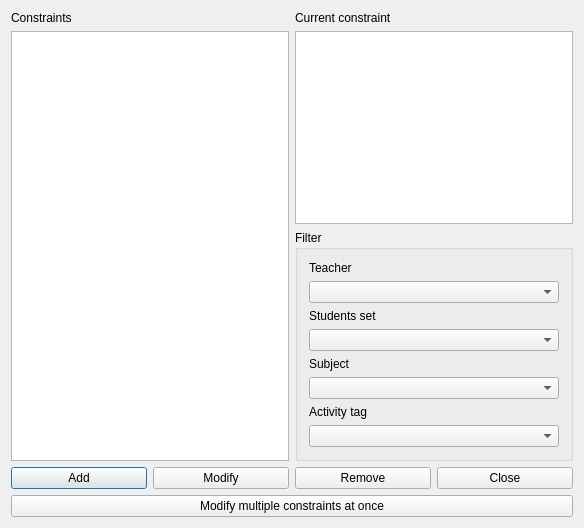
Qt form fet/src/interface/constraintmindaysbetweenactivitiesform_template.ui (vonmecheln/fet) before a commit.
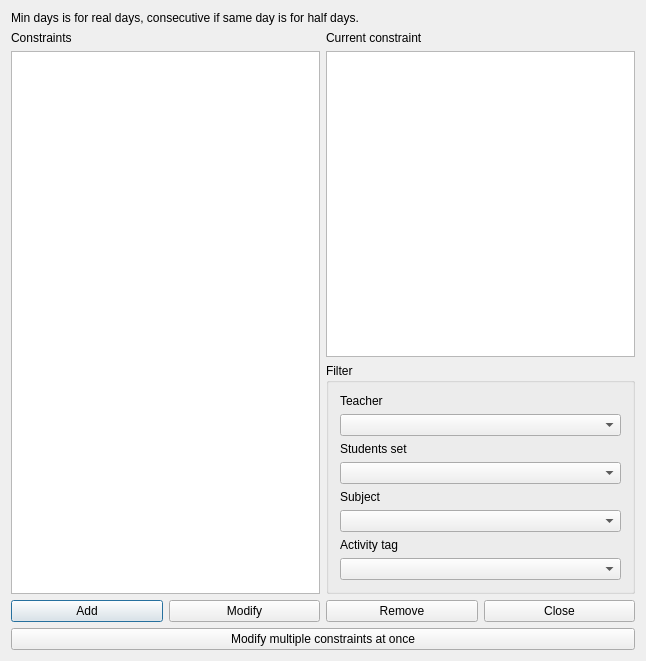
The same form after that commit.

```diff
--- a/fet/src/interface/constraintmindaysbetweenactivitiesform_template.ui
+++ b/fet/src/interface/constraintmindaysbetweenactivitiesform_template.ui
@@ -6,8 +6,8 @@
    <rect>
     <x>0</x>
     <y>0</y>
-    <width>584</width>
-    <height>528</height>
+    <width>646</width>
+    <height>661</height>
    </rect>
   </property>
   <property name="windowTitle">
@@ -15,6 +15,26 @@
   </property>
   <layout class="QGridLayout" name="gridLayout_2">
    <item row="0" column="0">
+    <widget class="QLabel" name="instructionsLabel">
+     <property name="sizePolicy">
+      <sizepolicy hsizetype="Minimum" vsizetype="Minimum">
+       <horstretch>0</horstretch>
+       <verstretch>0</verstretch>
+      </sizepolicy>
+     </property>
+     <property name="text">
+      <string>Min days is for real days, consecutive if same day is for half days.</string>
+     </property>
+     <property name="wordWrap">
+      <bool>true</bool>
+     </property>
+    </widget>
+   </item>
+   <item row="1" column="0">
+    <layout class="QHBoxLayout" name="horizontalLayout_2">
+     <item>
+      <layout class="QVBoxLayout" name="verticalLayout">
+       <item>
     <widget class="QLabel" name="constraintsTextLabel">
      <property name="frameShape">
       <enum>QFrame::NoFrame</enum>
@@ -30,7 +50,16 @@
      </property>
     </widget>
    </item>
-   <item row="0" column="2" colspan="2">
+       <item>
+        <widget class="QListWidget" name="constraintsListWidget"/>
+       </item>
+      </layout>
+     </item>
+     <item>
+      <layout class="QVBoxLayout" name="verticalLayout_3">
+       <item>
+        <layout class="QVBoxLayout" name="verticalLayout_2">
+         <item>
     <widget class="QLabel" name="currentConstraintTextLabel">
      <property name="text">
       <string>Current constraint</string>
@@ -40,13 +69,12 @@
      </property>
     </widget>
    </item>
-   <item row="1" column="0" rowspan="2" colspan="2">
-    <widget class="QListWidget" name="constraintsListWidget"/>
-   </item>
-   <item row="1" column="2" colspan="2">
+         <item>
     <widget class="QPlainTextEdit" name="currentConstraintTextEdit"/>
    </item>
-   <item row="2" column="2" colspan="2">
+        </layout>
+       </item>
+       <item>
     <widget class="QGroupBox" name="filterGroupBox">
      <property name="title">
       <string>Filter</string>
@@ -107,35 +135,43 @@
      </layout>
     </widget>
    </item>
-   <item row="3" column="0">
+      </layout>
+     </item>
+    </layout>
+   </item>
+   <item row="2" column="0">
+    <layout class="QHBoxLayout" name="horizontalLayout">
+     <item>
     <widget class="QPushButton" name="addConstraintPushButton">
      <property name="text">
       <string>Add</string>
      </property>
     </widget>
    </item>
-   <item row="3" column="1">
+     <item>
     <widget class="QPushButton" name="modifyConstraintPushButton">
      <property name="text">
       <string>Modify</string>
      </property>
     </widget>
    </item>
-   <item row="3" column="2">
+     <item>
     <widget class="QPushButton" name="removeConstraintPushButton">
      <property name="text">
       <string>Remove</string>
      </property>
     </widget>
    </item>
-   <item row="3" column="3">
+     <item>
     <widget class="QPushButton" name="closePushButton">
      <property name="text">
       <string>Close</string>
      </property>
     </widget>
    </item>
-   <item row="4" column="0" colspan="4">
+    </layout>
+   </item>
+   <item row="3" column="0">
     <widget class="QPushButton" name="changeSelectivelyPushButton">
      <property name="text">
       <string>Modify multiple constraints at once</string>
```
Lines whose indentation alone changed are shown as unchanged.
